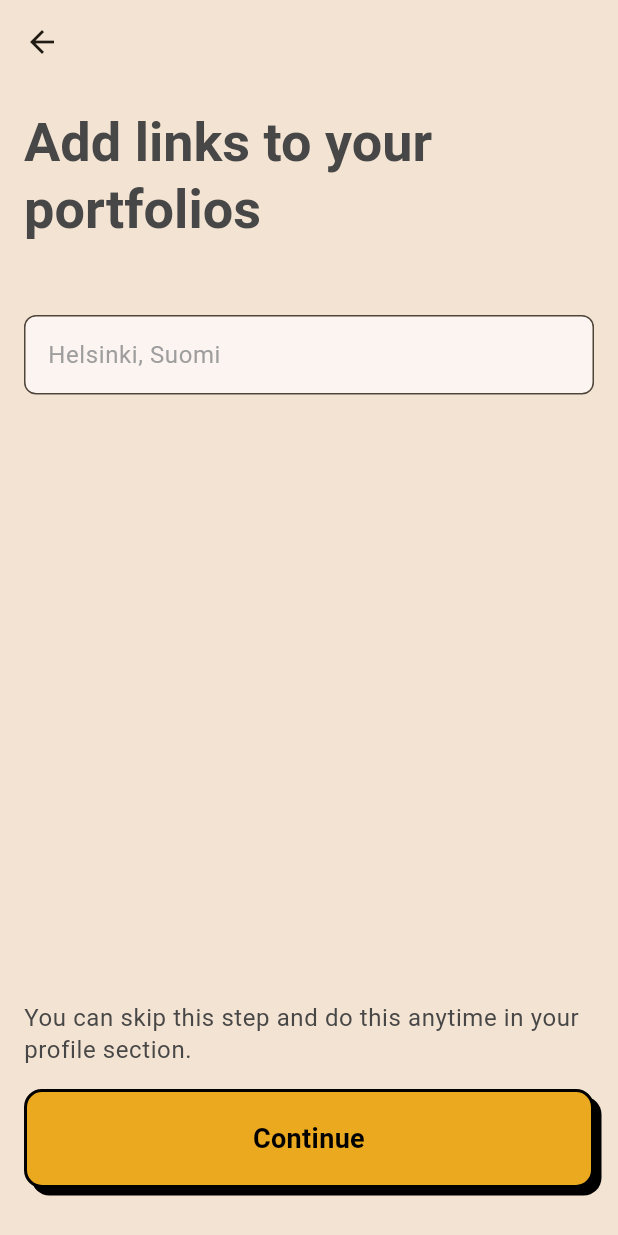
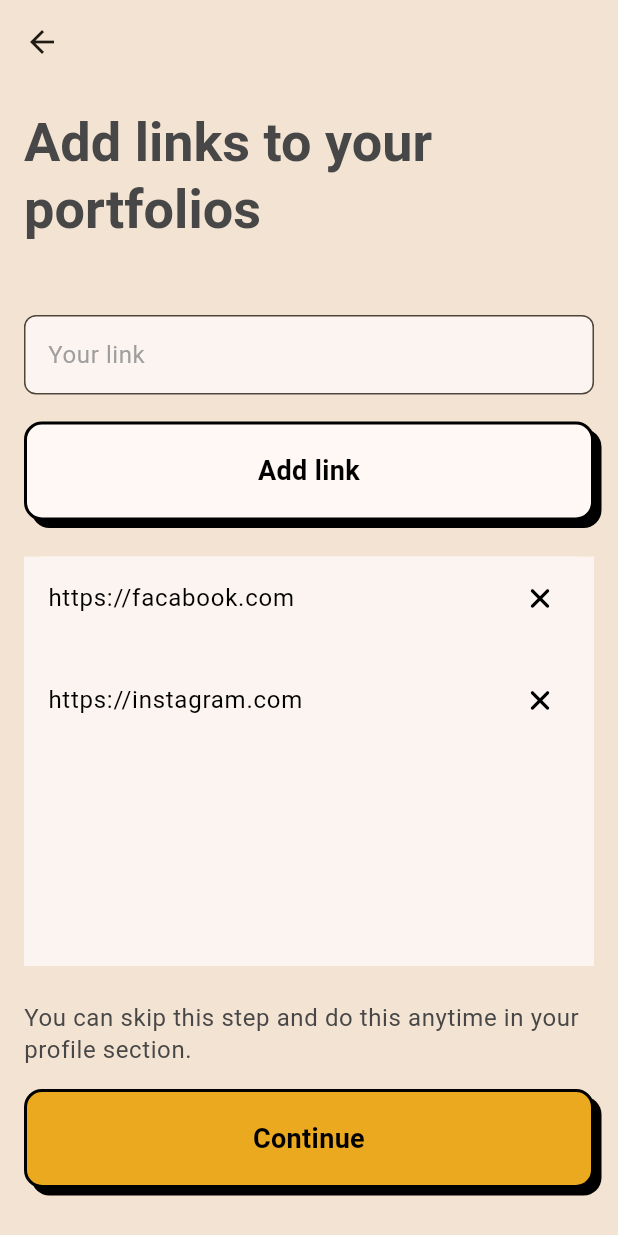
Before and after one commit to jnetc/visimo_app, a Flutter app: the LinksPortfolioScreen screen opened directly, on a phone screen of 412 x 824 dp. Run offline on Flutter 3.47's test engine with Material 2 defaults, Android fonts, the phone set to English and light mode, and no system bars; our stand-ins replace flutter_svg, geocoding, geolocator, image_picker.

Commit message:
added portfolio links screen

```diff
--- a/lib/icons/icons.dart
+++ b/lib/icons/icons.dart
@@ -39,6 +39,15 @@ final locationIcon = SvgPicture.asset(
     BlendMode.srcIn,
   ),
 );
+final deleteIcon = SvgPicture.asset(
+  'assets/icons/delete_b.svg',
+  height: 24,
+  width: 24,
+  colorFilter: const ColorFilter.mode(
+    VisimoColors.black,
+    BlendMode.srcIn,
+  ),
+);
 Widget imagePickerIcon({double height = 24, double width = 24}) =>
     SvgPicture.asset(
       'assets/icons/image-picker.svg',
--- a/lib/screens/create-account/06-links-portfolio/links_portfolio_screen.dart
+++ b/lib/screens/create-account/06-links-portfolio/links_portfolio_screen.dart
@@ -1,11 +1,13 @@
 import 'package:flutter/material.dart';
-// import 'package:provider/provider.dart';
+import 'package:provider/provider.dart';
 
 import 'package:flutter_visimo/assets/constants.dart';
-// import 'package:flutter_visimo/providers/user_provider.dart';
+import 'package:flutter_visimo/providers/user_provider.dart';
+import 'package:flutter_visimo/screens/create-account/06-links-portfolio/widgets/link_input.dart';
 import 'package:flutter_visimo/screens/create-account/07-create-visic/create_visic_screen.dart';
 import 'package:flutter_visimo/widgets/buttons/visimo_main_button.dart';
 import 'package:flutter_visimo/widgets/texts/title_large.dart';
+import 'widgets/link_tile.dart';
 
 class LinksPortfolioScreen extends StatefulWidget {
   const LinksPortfolioScreen({super.key});
@@ -16,7 +18,8 @@ class LinksPortfolioScreen extends StatefulWidget {
 
 class _LinksPortfolioScreenState extends State<LinksPortfolioScreen> {
   final _addSkillsController = TextEditingController();
-  bool focusValue = false;
+  var links = ['https://facabook.com', 'https://instagram.com'];
+  String errorMessage = '';
 
   @override
   void dispose() {
@@ -24,11 +27,37 @@ class _LinksPortfolioScreenState extends State<LinksPortfolioScreen> {
     super.dispose();
   }
 
+  void onAddPortfolioLink(String link) {
+    if (link.isEmpty) {
+      errorMessage = 'Input is empty';
+      return;
+    }
+
+    if (link.length < 8) {
+      errorMessage = 'Link should be grater that 8';
+      return;
+    }
+
+    if (!link.contains("https://")) {
+      errorMessage = 'Link should be started as a https://';
+      return;
+    }
+    errorMessage = '';
+    links.insert(0, link);
+    _addSkillsController.clear();
+  }
+
+  void removePortfolioLink(int index) {
+    links.removeAt(index);
+    setState(() {});
+  }
+
   @override
   Widget build(BuildContext context) {
-    // final read = context.read<UserProvider>();
+    final read = context.read<UserProvider>();
     return Scaffold(
-      appBar: AppBar(),
+      resizeToAvoidBottomInset: false,
+      appBar: AppBar(surfaceTintColor: Colors.transparent),
       body: Padding(
         padding: const EdgeInsets.only(
           top: size16,
@@ -37,28 +66,48 @@ class _LinksPortfolioScreenState extends State<LinksPortfolioScreen> {
           bottom: size32,
         ),
         child: Column(
+          children: [
+            Column(
+              mainAxisSize: MainAxisSize.min,
               crossAxisAlignment: CrossAxisAlignment.stretch,
               children: [
                 const HeadlineLarge(text: 'Add links to your\nportfolios'),
                 const SizedBox(height: size48),
-            Focus(
-              onFocusChange: (value) {
+                LinkInput(
+                  controller: _addSkillsController,
+                  errorMessage: errorMessage,
+                ),
+                const SizedBox(height: size18),
+                VisimoMainButton(
+                  buttonName: 'Add link',
+                  handler: () {
                     setState(() {
-                  focusValue = value;
+                      onAddPortfolioLink(_addSkillsController.text);
                     });
                   },
-              child: TextField(
-                controller: _addSkillsController,
-                cursorColor: Colors.black,
-                keyboardAppearance: Brightness.dark,
-                decoration: const InputDecoration()
-                    .copyWith(hintText: 'Helsinki, Suomi'),
-                style: Theme.of(context).textTheme.bodySmall!.copyWith(
-                      color: Colors.black,
+                ),
+              ],
+            ),
+            const SizedBox(height: size24),
+            Expanded(
+              child: Material(
+                child: ListView.separated(
+                  separatorBuilder: (context, index) =>
+                      const SizedBox(height: 12),
+                  itemCount: links.length,
+                  itemBuilder: (context, index) {
+                    return LinkTile(
+                      index: index,
+                      title: links[index],
+                      onDeleteFromLink: () => removePortfolioLink(index),
+                    );
+                  },
                 ),
               ),
             ),
-            const Spacer(),
+            const SizedBox(height: size24),
+            Column(
+              children: [
                 Text(
                   'You can skip this step and do this anytime in your profile section.',
                   style: Theme.of(context).textTheme.bodySmall,
@@ -69,6 +118,7 @@ class _LinksPortfolioScreenState extends State<LinksPortfolioScreen> {
                   isDisabled: false,
                   color: Theme.of(context).buttonTheme.colorScheme!.primary,
                   handler: () {
+                    read.user.portfolioLinks = links.toList();
                     Navigator.push(
                       context,
                       MaterialPageRoute(
@@ -79,6 +129,8 @@ class _LinksPortfolioScreenState extends State<LinksPortfolioScreen> {
                 ),
               ],
             ),
+          ],
+        ),
       ),
     );
   }
--- /dev/null
+++ b/lib/screens/create-account/06-links-portfolio/widgets/link_input.dart
@@ -0,0 +1,25 @@
+import 'package:flutter/material.dart';
+
+class LinkInput extends StatelessWidget {
+  const LinkInput(
+      {super.key, required this.controller, required this.errorMessage});
+
+  final TextEditingController controller;
+  final String errorMessage;
+
+  @override
+  Widget build(BuildContext context) {
+    return TextField(
+      controller: controller,
+      cursorColor: Colors.black,
+      keyboardAppearance: Brightness.dark,
+      decoration: const InputDecoration().copyWith(
+        hintText: 'Your link',
+        errorText: errorMessage != "" ? errorMessage : null,
+      ),
+      style: Theme.of(context).textTheme.bodySmall!.copyWith(
+            color: Colors.black,
+          ),
+    );
+  }
+}
--- /dev/null
+++ b/lib/screens/create-account/06-links-portfolio/widgets/link_tile.dart
@@ -0,0 +1,34 @@
+import 'package:flutter/material.dart';
+import 'package:flutter_visimo/icons/icons.dart';
+import 'package:flutter_visimo/theme/colors.dart';
+
+class LinkTile extends StatelessWidget {
+  const LinkTile({
+    super.key,
+    required this.index,
+    required this.title,
+    required this.onDeleteFromLink,
+  });
+
+  final int index;
+  final String title;
+  final void Function() onDeleteFromLink;
+  @override
+  Widget build(BuildContext context) {
+    return ListTile(
+      shape: const RoundedRectangleBorder(
+        borderRadius: BorderRadius.all(
+          Radius.circular(12),
+        ),
+      ),
+      minVerticalPadding: 15,
+      trailing: GestureDetector(
+        onTap: onDeleteFromLink,
+        child: deleteIcon,
+      ),
+      textColor: VisimoColors.black,
+      tileColor: VisimoColors.lightSurface,
+      title: Text(title),
+    );
+  }
+}
--- a/lib/screens/create-account/07-create-visic/create_visic_screen.dart
+++ b/lib/screens/create-account/07-create-visic/create_visic_screen.dart
@@ -1,11 +1,13 @@
 import 'package:flutter/material.dart';
 import 'package:flutter_svg/flutter_svg.dart';
 import 'package:flutter_visimo/assets/constants.dart';
+import 'package:flutter_visimo/providers/user_provider.dart';
 
 import 'package:flutter_visimo/screens/create-account/07-create-visic/widgets/customizable_tile.dart';
 import 'package:flutter_visimo/screens/create-account/08-select-island/select_island_screen.dart';
 import 'package:flutter_visimo/widgets/buttons/visimo_main_button.dart';
 import 'package:flutter_visimo/widgets/texts/title_large.dart';
+import 'package:provider/provider.dart';
 
 class CreateVisicScreen extends StatefulWidget {
   const CreateVisicScreen({super.key});
@@ -22,6 +24,9 @@ class _CreateVisicScreenState extends State<CreateVisicScreen> {
 
   @override
   Widget build(BuildContext context) {
+    final watch = context.watch<UserProvider>().user.portfolioLinks;
+
+    print(watch);
     return Scaffold(
       appBar: AppBar(),
       body: Padding(
--- a/lib/visimo_app.dart
+++ b/lib/visimo_app.dart
@@ -1,5 +1,6 @@
 import 'package:flutter/material.dart';
 import 'package:flutter/services.dart'; // need for orientation
+import 'package:flutter_visimo/screens/create-account/06-links-portfolio/links_portfolio_screen.dart';
 
 import 'package:flutter_visimo/screens/start/start_screen.dart';
 import 'package:flutter_visimo/theme/dark_theme.dart';
@@ -43,12 +44,12 @@ class _VisimoState extends State<Visimo> {
       // home: Test(
       //   key: UniqueKey(),
       // ),
-      // home: const AddLocationScreen(),
-      home: const StartScreen(
-          // toggle: toggle,
-          // UniqueKey(), Need to prevent error: "A GlobalKey was used multiple times inside one widget's child list"
-          // key: UniqueKey(),
-          ),
+      home: const LinksPortfolioScreen(),
+      // home: const StartScreen(
+      //     // toggle: toggle,
+      //     // UniqueKey(), Need to prevent error: "A GlobalKey was used multiple times inside one widget's child list"
+      //     // key: UniqueKey(),
+      //     ),
     );
   }
 }
```
Also changed, not shown: assets/icons/delete_b.svg (added). Lines whose indentation alone changed are shown as unchanged.
